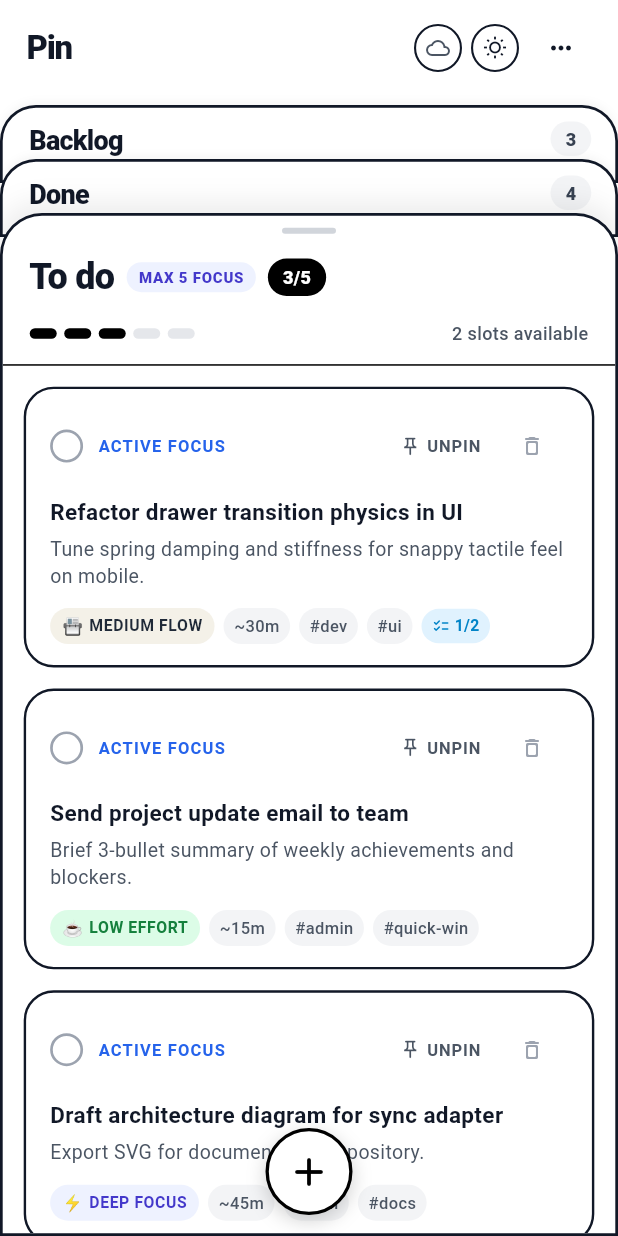
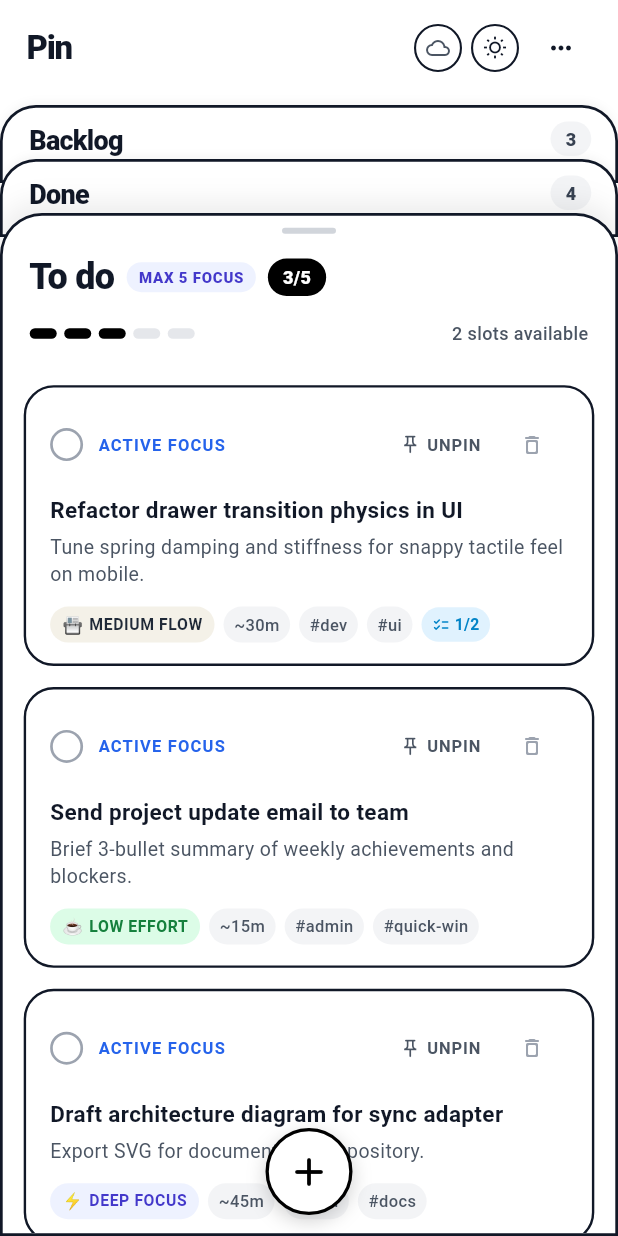
Before and after one commit to Cris92bb/Pin, a Flutter app: the screen it shows after launch, on a phone screen of 412 x 824 dp. Run offline on Flutter 3.47's test engine with Material 3 defaults, Android fonts, the phone set to English and light mode, and no system bars; our stand-ins replace flutter_riverpod, shared_preferences.

Commit message:
style(ui): remove divider between drawer header and content

```diff
--- a/lib/widgets/kanban_board/layered_deck_view.dart
+++ b/lib/widgets/kanban_board/layered_deck_view.dart
@@ -413,8 +413,6 @@ class _LayeredDeckViewState extends ConsumerState<LayeredDeckView> {
               ),
             ),
 
-            const Divider(height: 1, thickness: 1),
-
             // Pins List in Active Deck with cascading staggered reveal
             Expanded(
               child: _buildTaskList(
```
